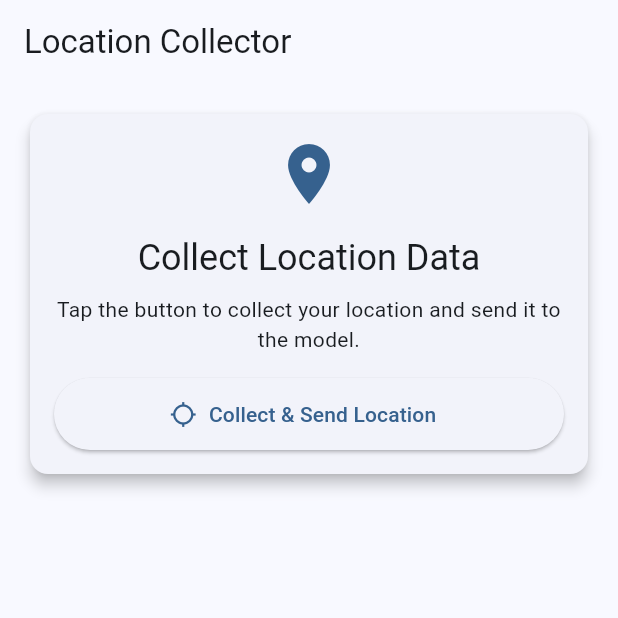
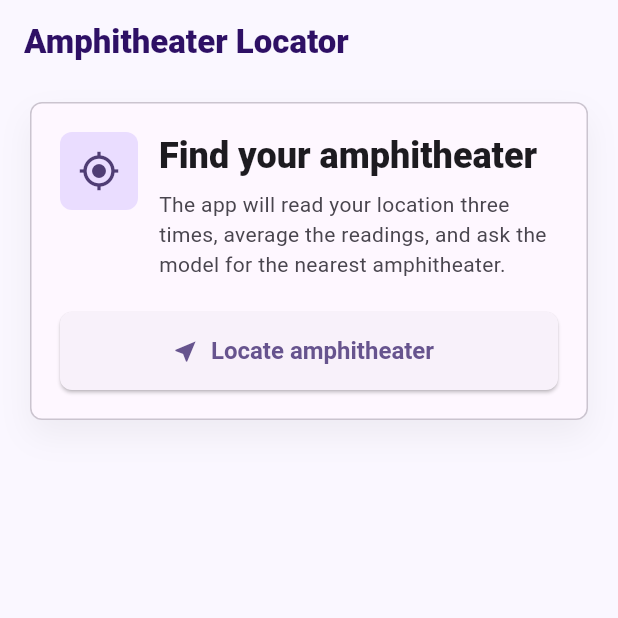
Before and after one commit to ch2k5/Anomaly-Aware-Geospatial-Classification-for-Amphitheater-Localization, a Flutter app: the screen it shows after launch, on a phone screen of 412 x 824 dp, the top half of it. Run offline on Flutter 3.47's test engine with Material 3 defaults, Android fonts, the light colour scheme and no system bars; our stand-ins replace geolocator.

Commit message:
Enhance UI/UX and refine displayed text (no logic changes)

```diff
--- a/client/lib/main.dart
+++ b/client/lib/main.dart
@@ -4,7 +4,7 @@ import 'package:flutter/material.dart';
 import 'package:geolocator/geolocator.dart';
 import 'package:http/http.dart' as http;
 
-const hostIp = "10.246.247.102";
+const hostIp = "192.168.100.4";
 
 const String _modelPredictionUrl =
     'http://$hostIp:8000/model_prediction/predict/';
@@ -44,7 +44,7 @@ class ModelPredictionResponse {
 
   String get label {
     if (isAnomaly) {
-      return 'Outside / anomaly detected';
+      return 'Outside expected area';
     }
     return 'Amphitheater $amphi';
   }
@@ -61,11 +61,31 @@ class MyApp extends StatelessWidget {
   Widget build(BuildContext context) {
     return MaterialApp(
       title: 'Location Collector',
+      debugShowCheckedModeBanner: false,
       theme: ThemeData(
         useMaterial3: true,
         colorScheme: ColorScheme.fromSeed(
-          seedColor: Colors.blue,
+          seedColor: const Color(0xFF7C3AED),
           brightness: Brightness.light,
+        ),
+        scaffoldBackgroundColor: const Color(0xFFFAF7FF),
+        appBarTheme: const AppBarTheme(
+          centerTitle: false,
+          elevation: 0,
+          backgroundColor: Colors.transparent,
+          foregroundColor: Color(0xFF2E1065),
+        ),
+        elevatedButtonTheme: ElevatedButtonThemeData(
+          style: ElevatedButton.styleFrom(
+            minimumSize: const Size(double.infinity, 52),
+            shape: RoundedRectangleBorder(
+              borderRadius: BorderRadius.circular(8),
+            ),
+            textStyle: const TextStyle(
+              fontSize: 16,
+              fontWeight: FontWeight.w700,
+            ),
+          ),
         ),
       ),
       home: const LocationPage(),
@@ -209,42 +229,97 @@ class _LocationPageState extends State<LocationPage> {
 
   @override
   Widget build(BuildContext context) {
+    final theme = Theme.of(context);
+    final colorScheme = theme.colorScheme;
+
     return Scaffold(
-      appBar: AppBar(title: const Text('Location Collector'), elevation: 0),
-      body: Padding(
-        padding: const EdgeInsets.all(16.0),
+      appBar: AppBar(
+        title: const Text(
+          'Amphitheater Locator',
+          style: TextStyle(fontWeight: FontWeight.w800),
+        ),
+      ),
+      body: SafeArea(
+        child: SingleChildScrollView(
+          padding: const EdgeInsets.fromLTRB(20, 12, 20, 24),
           child: Column(
             crossAxisAlignment: CrossAxisAlignment.stretch,
             children: [
-            Card(
-              elevation: 4,
+              DecoratedBox(
+                decoration: BoxDecoration(
+                  color: colorScheme.surface,
+                  borderRadius: BorderRadius.circular(8),
+                  border: Border.all(color: colorScheme.outlineVariant),
+                  boxShadow: [
+                    BoxShadow(
+                      color: Colors.black.withValues(alpha: 0.05),
+                      blurRadius: 18,
+                      offset: const Offset(0, 10),
+                    ),
+                  ],
+                ),
                 child: Padding(
-                padding: const EdgeInsets.all(16.0),
+                  padding: const EdgeInsets.all(20),
                   child: Column(
+                    crossAxisAlignment: CrossAxisAlignment.stretch,
                     children: [
-                    Icon(
-                      Icons.location_on,
-                      size: 48,
-                      color: Theme.of(context).colorScheme.primary,
+                      Row(
+                        crossAxisAlignment: CrossAxisAlignment.start,
+                        children: [
+                          Container(
+                            width: 52,
+                            height: 52,
+                            decoration: BoxDecoration(
+                              color: colorScheme.primaryContainer,
+                              borderRadius: BorderRadius.circular(8),
                             ),
-                    const SizedBox(height: 16),
+                            child: Icon(
+                              Icons.my_location,
+                              color: colorScheme.onPrimaryContainer,
+                              size: 28,
+                            ),
+                          ),
+                          const SizedBox(width: 14),
+                          Expanded(
+                            child: Column(
+                              crossAxisAlignment: CrossAxisAlignment.start,
+                              children: [
                                 Text(
-                      'Collect Location Data',
-                      style: Theme.of(context).textTheme.headlineSmall,
+                                  'Find your amphitheater',
+                                  style: theme.textTheme.headlineSmall
+                                      ?.copyWith(
+                                        fontWeight: FontWeight.w800,
+                                        color: colorScheme.onSurface,
                                       ),
-                    const SizedBox(height: 8),
+                                ),
+                                const SizedBox(height: 6),
                                 Text(
-                      'Tap the button to collect your location and send it to the model.',
-                      style: Theme.of(context).textTheme.bodyMedium,
-                      textAlign: TextAlign.center,
+                                  'The app will read your location three times, average the readings, and ask the model for the nearest amphitheater.',
+                                  style: theme.textTheme.bodyMedium?.copyWith(
+                                    color: colorScheme.onSurfaceVariant,
+                                    height: 1.45,
                                   ),
-                    const SizedBox(height: 16),
+                                ),
+                              ],
+                            ),
+                          ),
+                        ],
+                      ),
+                      const SizedBox(height: 22),
                       ElevatedButton.icon(
                         onPressed: isLoading ? null : _collectAndSendLocation,
-                      icon: const Icon(Icons.location_searching),
-                      label: const Text('Collect & Send Location'),
-                      style: ElevatedButton.styleFrom(
-                        minimumSize: const Size(double.infinity, 48),
+                        icon: isLoading
+                            ? SizedBox(
+                                width: 18,
+                                height: 18,
+                                child: CircularProgressIndicator(
+                                  strokeWidth: 2.4,
+                                  color: colorScheme.onSurfaceVariant,
+                                ),
+                              )
+                            : const Icon(Icons.near_me),
+                        label: Text(
+                          isLoading ? 'Locating...' : 'Locate amphitheater',
                         ),
                       ),
                     ],
@@ -253,71 +328,177 @@ class _LocationPageState extends State<LocationPage> {
               ),
               if (isLoading)
                 const Padding(
-                padding: EdgeInsets.only(top: 20),
-                child: Center(
-                  child: Column(
-                    children: [
-                      CircularProgressIndicator(),
-                      SizedBox(height: 16),
-                      Text('Collecting location data...'),
+                  padding: EdgeInsets.only(top: 18),
+                  child: _StatusPanel(
+                    icon: Icons.sensors,
+                    title: 'Collecting precise location',
+                    message:
+                        'Keep the app open while the readings are captured.',
+                  ),
+                ),
+              if (errorMessage != null)
+                Padding(
+                  padding: const EdgeInsets.only(top: 18),
+                  child: _StatusPanel(
+                    icon: Icons.error_outline,
+                    title: 'Location request failed',
+                    message: errorMessage!,
+                    isError: true,
+                  ),
+                ),
+              if (apiResponse != null)
+                Padding(
+                  padding: const EdgeInsets.only(top: 18),
+                  child: _PredictionPanel(response: apiResponse!),
+                ),
             ],
           ),
         ),
       ),
-            if (errorMessage != null)
-              Padding(
-                padding: const EdgeInsets.only(top: 20),
-                child: Text(
-                  errorMessage!,
-                  style: Theme.of(
-                    context,
-                  ).textTheme.bodyMedium?.copyWith(color: Colors.red),
+    );
+  }
+}
+
+class _StatusPanel extends StatelessWidget {
+  final IconData icon;
+  final String title;
+  final String message;
+  final bool isError;
+
+  const _StatusPanel({
+    required this.icon,
+    required this.title,
+    required this.message,
+    this.isError = false,
+  });
+
+  @override
+  Widget build(BuildContext context) {
+    final theme = Theme.of(context);
+    final colorScheme = theme.colorScheme;
+    final backgroundColor = isError
+        ? colorScheme.errorContainer
+        : const Color(0xFFF3E8FF);
+    final foregroundColor = isError
+        ? colorScheme.onErrorContainer
+        : const Color(0xFF4C1D95);
+
+    return Container(
+      padding: const EdgeInsets.all(16),
+      decoration: BoxDecoration(
+        color: backgroundColor,
+        borderRadius: BorderRadius.circular(8),
+        border: Border.all(
+          color: isError
+              ? colorScheme.error.withValues(alpha: 0.22)
+              : const Color(0xFFC084FC),
         ),
       ),
-            if (apiResponse != null)
-              Padding(
-                padding: const EdgeInsets.only(top: 20),
-                child: Card(
-                  color: Theme.of(context).colorScheme.surfaceContainerHighest,
-                  child: Padding(
-                    padding: const EdgeInsets.all(16.0),
-                    child: Column(
+      child: Row(
         crossAxisAlignment: CrossAxisAlignment.start,
         children: [
-                        Row(
-                          children: [
-                            Icon(
-                              apiResponse!.isAnomaly
-                                  ? Icons.warning
-                                  : Icons.theater_comedy,
-                              size: 32,
-                              color: Theme.of(context).colorScheme.primary,
-                            ),
-                            const SizedBox(width: 16),
+          Icon(icon, color: foregroundColor, size: 26),
+          const SizedBox(width: 12),
           Expanded(
             child: Column(
               crossAxisAlignment: CrossAxisAlignment.start,
               children: [
                 Text(
-                                    apiResponse!.label,
-                                    style: Theme.of(
-                                      context,
-                                    ).textTheme.headlineSmall,
+                  title,
+                  style: theme.textTheme.titleMedium?.copyWith(
+                    color: foregroundColor,
+                    fontWeight: FontWeight.w800,
                   ),
-                                  const SizedBox(height: 8),
-                                  if (!apiResponse!.isAnomaly)
+                ),
+                const SizedBox(height: 4),
                 Text(
-                                      'Predicted position: ${apiResponse!.position}',
-                                      style: Theme.of(
-                                        context,
-                                      ).textTheme.bodyMedium,
+                  message,
+                  style: theme.textTheme.bodyMedium?.copyWith(
+                    color: foregroundColor,
+                    height: 1.35,
                   ),
-                                  if (apiResponse!.isAnomaly)
+                ),
+              ],
+            ),
+          ),
+        ],
+      ),
+    );
+  }
+}
+
+class _PredictionPanel extends StatelessWidget {
+  final ModelPredictionResponse response;
+
+  const _PredictionPanel({required this.response});
+
+  @override
+  Widget build(BuildContext context) {
+    final theme = Theme.of(context);
+    final colorScheme = theme.colorScheme;
+    final isAnomaly = response.isAnomaly;
+    final accentColor = isAnomaly
+        ? const Color(0xFF9333EA)
+        : const Color(0xFF6D28D9);
+    final backgroundColor = isAnomaly
+        ? const Color(0xFFF5EDFF)
+        : const Color(0xFFF1E9FF);
+
+    return Container(
+      padding: const EdgeInsets.all(18),
+      decoration: BoxDecoration(
+        color: backgroundColor,
+        borderRadius: BorderRadius.circular(8),
+        border: Border.all(color: accentColor.withValues(alpha: 0.22)),
+      ),
+      child: Column(
+        crossAxisAlignment: CrossAxisAlignment.start,
+        children: [
+          Row(
+            crossAxisAlignment: CrossAxisAlignment.start,
+            children: [
+              Container(
+                width: 48,
+                height: 48,
+                decoration: BoxDecoration(
+                  color: colorScheme.surface,
+                  borderRadius: BorderRadius.circular(8),
+                ),
+                child: Icon(
+                  isAnomaly ? Icons.warning_amber : Icons.theater_comedy,
+                  color: accentColor,
+                  size: 28,
+                ),
+              ),
+              const SizedBox(width: 14),
+              Expanded(
+                child: Column(
+                  crossAxisAlignment: CrossAxisAlignment.start,
+                  children: [
                     Text(
-                                      'The backend marked this point as an anomaly.',
-                                      style: Theme.of(
-                                        context,
-                                      ).textTheme.bodyMedium,
+                      isAnomaly ? 'Model result' : 'Predicted location',
+                      style: theme.textTheme.labelLarge?.copyWith(
+                        color: accentColor,
+                        fontWeight: FontWeight.w800,
+                      ),
+                    ),
+                    const SizedBox(height: 4),
+                    Text(
+                      response.label,
+                      style: theme.textTheme.headlineSmall?.copyWith(
+                        color: colorScheme.onSurface,
+                        fontWeight: FontWeight.w800,
+                      ),
+                    ),
+                    const SizedBox(height: 6),
+                    Text(
+                      isAnomaly
+                          ? 'The backend marked this reading as an anomaly.'
+                          : 'Predicted position: ${response.position}',
+                      style: theme.textTheme.bodyLarge?.copyWith(
+                        color: colorScheme.onSurfaceVariant,
+                        height: 1.35,
+                      ),
                     ),
                   ],
                 ),
@@ -326,12 +507,6 @@ class _LocationPageState extends State<LocationPage> {
           ),
         ],
       ),
-                  ),
-                ),
-              ),
-          ],
-        ),
-      ),
     );
   }
 }
```
Also changed, not shown: client/pubspec.lock. Lines whose indentation alone changed are shown as unchanged.
